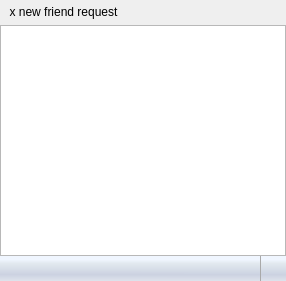
The window that CommunicationModule/CommunicationUI/ui/FriendListWidget.ui (realXtend/tundra) describes before a commit, drawn with Qt 5.
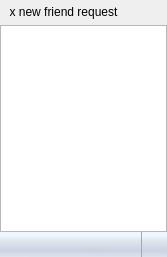
The same window after the commit. Icons and pictures are not drawn.

Commit message: * Fixed VideoSessionWidgets layouts remove code on exit regarding the actual external video widgets (as they are not longer internal)

What changed in the file:
```diff
--- a/CommunicationModule/CommunicationUI/ui/FriendListWidget.ui
+++ b/CommunicationModule/CommunicationUI/ui/FriendListWidget.ui
@@ -6,8 +6,8 @@
    <rect>
     <x>0</x>
     <y>0</y>
-    <width>286</width>
-    <height>281</height>
+    <width>167</width>
+    <height>257</height>
    </rect>
   </property>
   <property name="windowTitle">
```
The commit also changes 1 other file.
